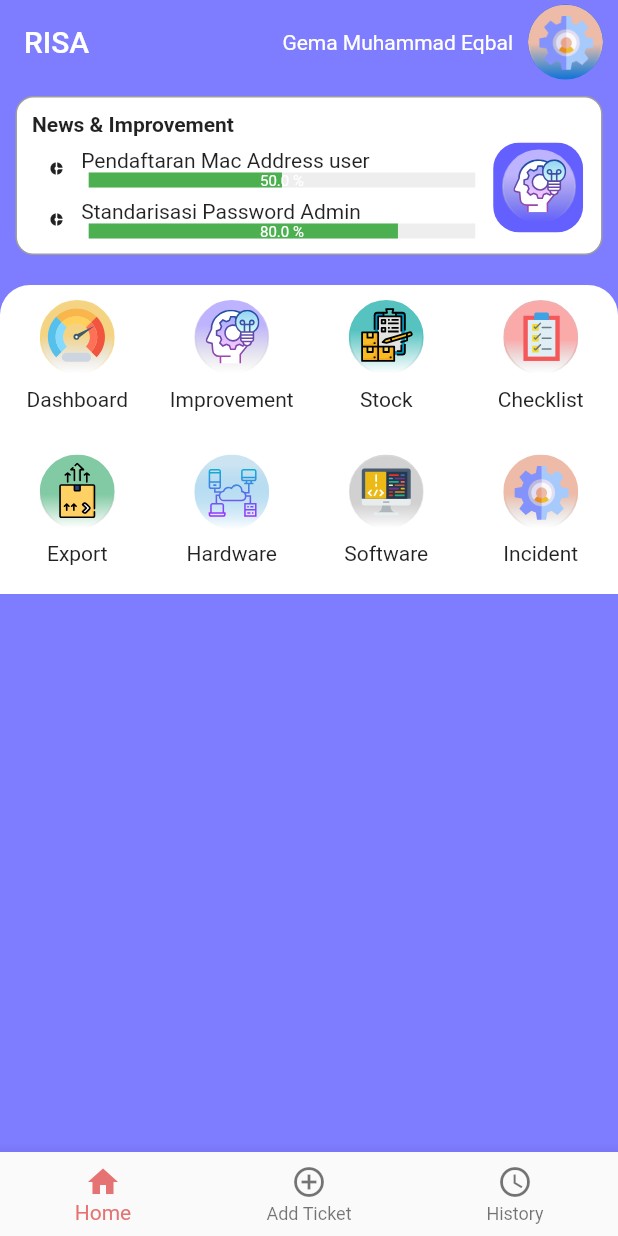
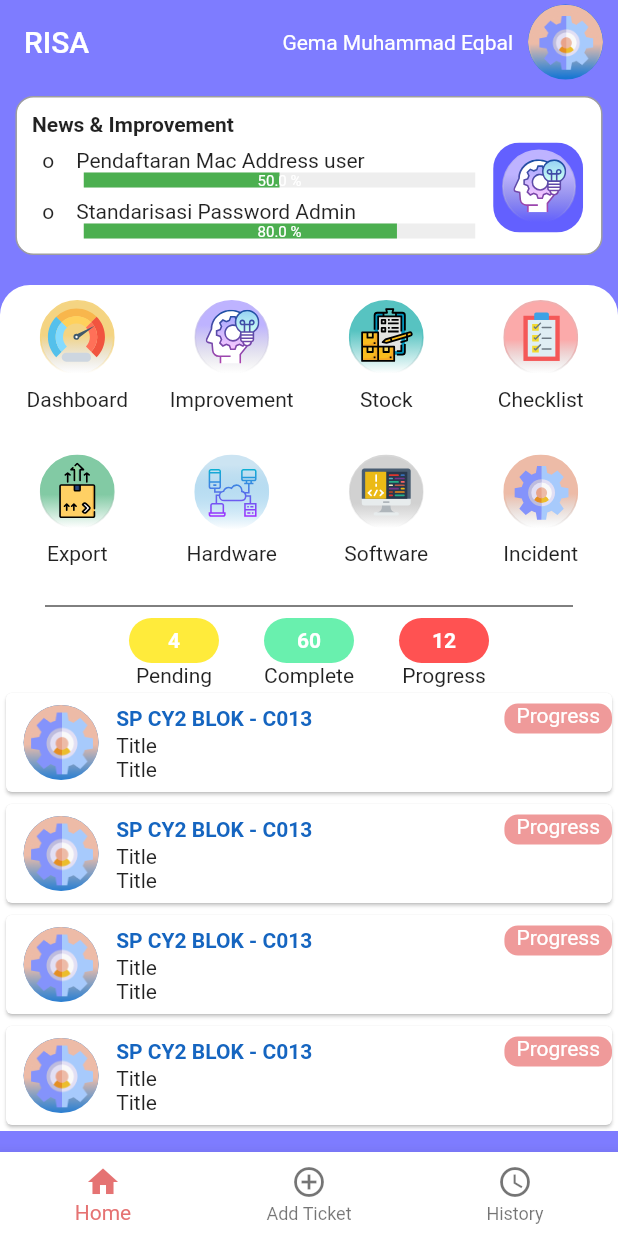
Before and after one commit to muchlist/risa_flutter, a Flutter app: the screen it shows after launch, on a phone screen of 412 x 824 dp. Run offline on Flutter 3.47's test engine with Material 2 defaults, Android fonts, the phone set to English and light mode, and no system bars; drawn by our look-alikes of percent_indicator; our stand-ins replace flutter_svg.

```diff
--- a/lib/main.dart
+++ b/lib/main.dart
@@ -15,6 +15,10 @@ class MyApp extends StatelessWidget {
       onGenerateRoute: router.generateRoute,
       initialRoute: HomeViewRoute,
       home: BottomNavRisa(),
+      theme: ThemeData(
+        // primarySwatch: Colors.teal,
+        canvasColor: Colors.transparent,
+      ),
     );
   }
 }
--- a/lib/src/screens/home.dart
+++ b/lib/src/screens/home.dart
@@ -1,13 +1,15 @@
 import 'package:flutter/material.dart';
-import 'package:risa/src/screens/home/menu_grid.dart';
-import 'package:risa/src/screens/home/news_header.dart';
+import '../widgets/history_tile.dart';
+import 'home/incident_information.dart';
+import 'home/menu_grid.dart';
+import 'home/news_header.dart';
 
 class HomeScreen extends StatelessWidget {
   const HomeScreen();
 
   @override
   Widget build(BuildContext context) {
-    return Container(
+    return Center(
       child: Padding(
         padding: EdgeInsets.only(
           top: 8,
@@ -16,6 +18,17 @@ class HomeScreen extends StatelessWidget {
           children: <Widget>[
             NewsHeader(),
             const MenuGrid(),
+            IncidentInformationWidget(),
+            Container(
+                decoration: BoxDecoration(color: Colors.white),
+                child: Column(
+                  children: [
+                    ItemHistory(),
+                    ItemHistory(),
+                    ItemHistory(),
+                    ItemHistory(),
+                  ],
+                )),
           ],
         ),
       ),
--- /dev/null
+++ b/lib/src/screens/home/incident_information.dart
@@ -0,0 +1,74 @@
+import 'package:flutter/material.dart';
+
+class IncidentInformationWidget extends StatelessWidget {
+  const IncidentInformationWidget();
+
+  @override
+  Widget build(BuildContext context) {
+    return Container(
+      decoration: BoxDecoration(
+        color: Colors.white,
+      ),
+      child: Row(
+        mainAxisAlignment: MainAxisAlignment.center,
+        children: <Widget>[
+          IncidentInfoItemContainer(
+            total: "4",
+            title: "Pending",
+            color: Colors.yellow,
+          ),
+          SizedBox(
+            width: 30,
+          ),
+          IncidentInfoItemContainer(
+            total: "60",
+            title: "Complete",
+            color: Colors.greenAccent[200],
+          ),
+          SizedBox(
+            width: 30,
+          ),
+          IncidentInfoItemContainer(
+            total: "12",
+            title: "Progress",
+            color: Colors.redAccent[200],
+          ),
+        ],
+      ),
+    );
+  }
+}
+
+class IncidentInfoItemContainer extends StatelessWidget {
+  final String total;
+  final String title;
+  final Color color;
+
+  const IncidentInfoItemContainer(
+      {Key key,
+      @required this.total,
+      @required this.title,
+      @required this.color})
+      : super(key: key);
+
+  @override
+  Widget build(BuildContext context) {
+    return Column(
+      children: [
+        Container(
+          alignment: Alignment.center,
+          decoration: BoxDecoration(
+              color: color, borderRadius: BorderRadius.circular(20)),
+          width: 60,
+          height: 30,
+          child: Text(
+            total,
+            style: TextStyle(
+                color: Colors.white, fontSize: 14, fontWeight: FontWeight.bold),
+          ),
+        ),
+        Text(title)
+      ],
+    );
+  }
+}
--- a/lib/src/screens/home/menu_grid.dart
+++ b/lib/src/screens/home/menu_grid.dart
@@ -11,14 +11,15 @@ class MenuGrid extends StatelessWidget {
           color: Colors.white,
           borderRadius: BorderRadius.only(
               topLeft: Radius.circular(20), topRight: Radius.circular(20))),
-      child: GridView.count(
+      child: Column(children: <Widget>[
+        GridView.count(
           scrollDirection: Axis.vertical,
           shrinkWrap: true,
           crossAxisCount: 4,
           mainAxisSpacing: 0,
           crossAxisSpacing: 0,
           primary: false,
-        children: <Widget>[
+          children: const <Widget>[
             IconButtonMenu(
               title: "Dashboard",
               path: "assets/svg/dashboard.svg",
@@ -53,6 +54,12 @@ class MenuGrid extends StatelessWidget {
             ),
           ],
         ),
+        Divider(
+          color: Colors.black,
+          indent: 30,
+          endIndent: 30,
+        )
+      ]),
     );
   }
 }
--- a/lib/src/screens/home_navigation.dart
+++ b/lib/src/screens/home_navigation.dart
@@ -13,6 +13,8 @@ class _MyStatefulWidgetState extends State<BottomNavRisa> {
   int _selectedIndex = 0;
   static const TextStyle optionStyle =
       TextStyle(fontSize: 30, fontWeight: FontWeight.bold);
+
+  //INSIDE NAVIGATION VIEW
   static const List<Widget> _widgetOptions = <Widget>[
     HomeScreen(),
     Text(
@@ -25,10 +27,35 @@ class _MyStatefulWidgetState extends State<BottomNavRisa> {
     ),
   ];
 
-  void _onItemTapped(int index) {
+  void _onItemTapped(int index, BuildContext context) {
     setState(() {
-      _selectedIndex = index;
+      if (index == 1) {
+        _startAddIncident(context);
+      } else {
+        _selectedIndex = index;
+      }
     });
+  }
+
+  void _startAddIncident(BuildContext context) {
+    showModalBottomSheet(
+        context: context,
+        builder: (bCtx) {
+          return Container(
+            color: Colors.transparent,
+            height: MediaQuery.of(context).size.height * 0.9,
+            child: Container(
+              child: Center(
+                child: Text("AJHAHAHA"),
+              ),
+              decoration: BoxDecoration(
+                  color: Colors.white,
+                  borderRadius: BorderRadius.only(
+                      topLeft: Radius.circular(20),
+                      topRight: Radius.circular(20))),
+            ),
+          );
+        });
   }
 
   @override
@@ -38,7 +65,7 @@ class _MyStatefulWidgetState extends State<BottomNavRisa> {
       backgroundColor: Color.fromARGB(255, 126, 124, 255),
       appBar: AppBar(
         elevation: 0,
-        backgroundColor: Colors.transparent,
+        backgroundColor: Color.fromARGB(255, 126, 124, 255),
         title: const Text('RISA'),
         actions: <Widget>[
           Row(
@@ -64,7 +91,17 @@ class _MyStatefulWidgetState extends State<BottomNavRisa> {
       body: Center(
         child: _widgetOptions.elementAt(_selectedIndex),
       ),
+      // floatingActionButton: FloatingActionButton(
+      //   child: Icon(
+      //     Icons.add,
+      //     color: Colors.black,
+      //   ),
+      //   backgroundColor: Colors.white,
+      //   onPressed: () => _startAddIncident(context),
+      // ),
+      // floatingActionButtonLocation: FloatingActionButtonLocation.centerDocked,
       bottomNavigationBar: BottomNavigationBar(
+        backgroundColor: Colors.white,
         items: const <BottomNavigationBarItem>[
           BottomNavigationBarItem(
             icon: Icon(Icons.home),
@@ -81,7 +118,7 @@ class _MyStatefulWidgetState extends State<BottomNavRisa> {
         ],
         currentIndex: _selectedIndex,
         selectedItemColor: Colors.red[300],
-        onTap: _onItemTapped,
+        onTap: (index) => _onItemTapped(index, context),
       ),
     );
   }
--- /dev/null
+++ b/lib/src/widgets/history_tile.dart
@@ -0,0 +1,59 @@
+import 'package:flutter/material.dart';
+
+class ItemHistory extends StatelessWidget {
+  @override
+  Widget build(BuildContext context) {
+    return Card(
+      child: InkWell(
+        onTap: () {},
+        child: Container(
+          decoration: BoxDecoration(shape: BoxShape.circle),
+          child: Row(
+            children: <Widget>[
+              Expanded(
+                  flex: 2,
+                  child: Padding(
+                    padding: EdgeInsets.symmetric(horizontal: 8, vertical: 8),
+                    child: CircleAvatar(
+                      radius: 25,
+                      backgroundImage: AssetImage('assets/images/incident.png'),
+                    ),
+                  )),
+              Expanded(
+                  flex: 9,
+                  child: Column(
+                    crossAxisAlignment: CrossAxisAlignment.start,
+                    children: <Widget>[
+                      Row(
+                        mainAxisAlignment: MainAxisAlignment.spaceBetween,
+                        children: [
+                          Text(
+                            "SP CY2 BLOK - C013",
+                            style: TextStyle(
+                                color: Colors.blue[800],
+                                fontWeight: FontWeight.bold,
+                                fontSize: 14),
+                          ),
+                          Container(
+                              padding: EdgeInsets.symmetric(horizontal: 8),
+                              decoration: BoxDecoration(
+                                  color: Colors.red[200],
+                                  borderRadius: BorderRadius.circular(9)),
+                              height: 20,
+                              child: Text(
+                                "Progress",
+                                style: const TextStyle(color: Colors.white),
+                              ))
+                        ],
+                      ),
+                      Text("Title"),
+                      Text("Title"),
+                    ],
+                  ))
+            ],
+          ),
+        ),
+      ),
+    );
+  }
+}
--- a/lib/src/widgets/improvement_tile.dart
+++ b/lib/src/widgets/improvement_tile.dart
@@ -14,17 +14,14 @@ class ImprovementTile extends StatelessWidget {
       return Container(
         margin: EdgeInsets.only(top: 8),
         child: Row(
+          crossAxisAlignment: CrossAxisAlignment.start,
           children: <Widget>[
+            Expanded(flex: 1, child: const Text("  o")),
             Expanded(
-                flex: 1,
-                child: Icon(
-                  Icons.donut_small,
-                  size: 10,
-                )),
-            Expanded(
-              flex: 8,
+              flex: 9,
               child: Column(
                   crossAxisAlignment: CrossAxisAlignment.start,
+                  mainAxisAlignment: MainAxisAlignment.start,
                   children: <Widget>[
                     Text(
                       title,
```
Lines whose indentation alone changed are shown as unchanged.
